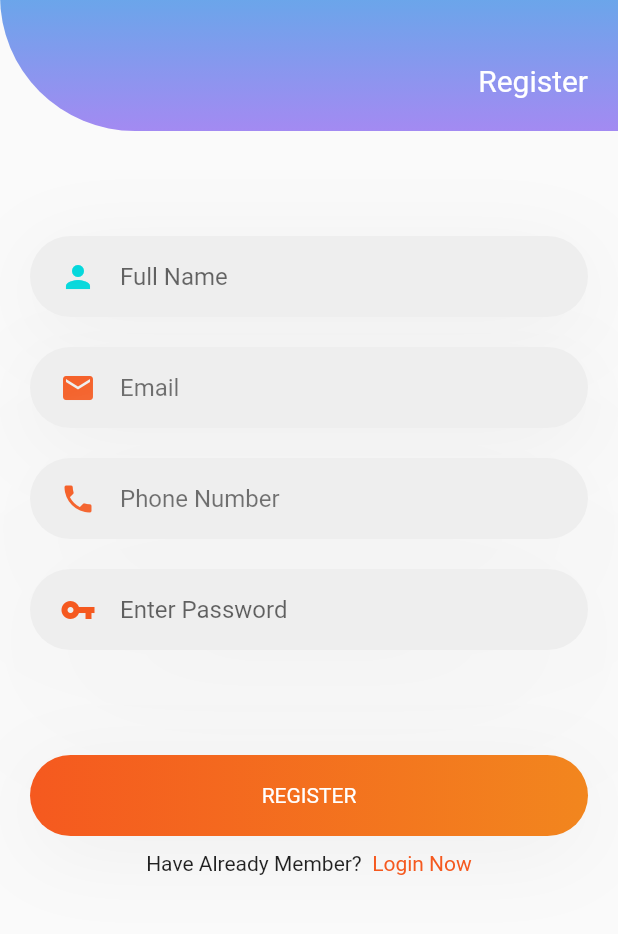
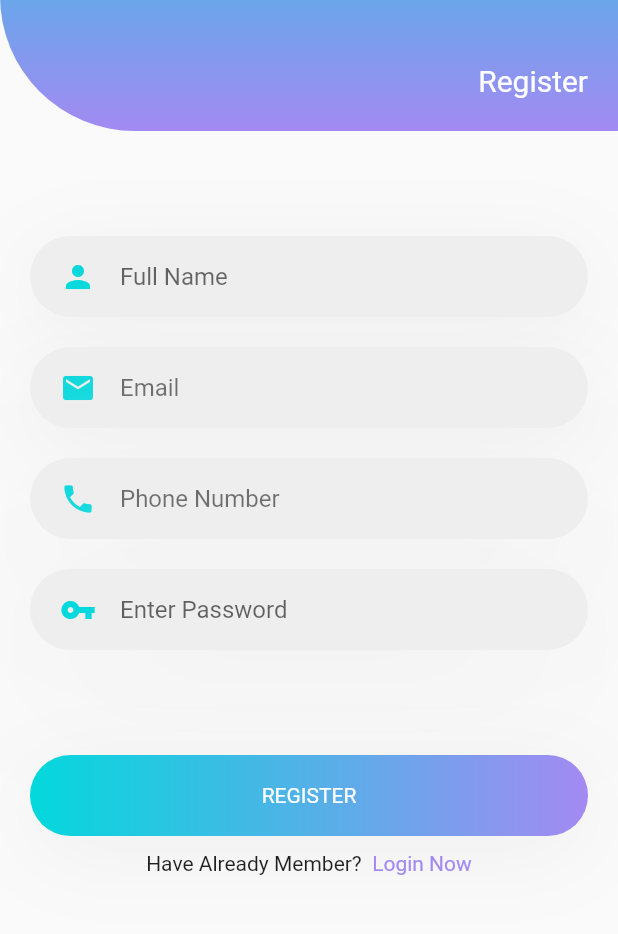
Before and after one commit to mahershmesa/I_techer, a Flutter app: the SignUpScreen screen opened directly, on a phone screen of 412 x 824 dp, the part 244-1178 px from its top. Run offline on Flutter 3.47's test engine with Material 2 defaults, Android fonts, the phone set to English and light mode, and no system bars.

Commit message:
edit color

```diff
--- a/lib/pages/signupscreen.dart
+++ b/lib/pages/signupscreen.dart
@@ -101,11 +101,11 @@ class InitState extends State<SignUpScreen> {
                     ],
                   ),
                   child: TextField(
-                    cursorColor: Color(0xffF5591F),
+                    cursorColor: Color(0xFF03d8dc),
                     decoration: InputDecoration(
                       icon: Icon(
                         Icons.email,
-                        color: Color(0xffF5591F),
+                        color: Color(0xFF03d8dc),
                       ),
                       hintText: "Email",
                       enabledBorder: InputBorder.none,
@@ -131,12 +131,12 @@ class InitState extends State<SignUpScreen> {
                     ],
                   ),
                   child: TextField(
-                    cursorColor: Color(0xffF5591F),
+                    cursorColor: Color(0xFF03d8dc),
                     decoration: InputDecoration(
-                      focusColor: Color(0xffF5591F),
+                      focusColor: Color(0xFF03d8dc),
                       icon: Icon(
                         Icons.phone,
-                        color: Color(0xffF5591F),
+                        color: Color(0xFF03d8dc),
                       ),
                       hintText: "Phone Number",
                       enabledBorder: InputBorder.none,
@@ -161,12 +161,12 @@ class InitState extends State<SignUpScreen> {
                     ],
                   ),
                   child: TextField(
-                    cursorColor: Color(0xffF5591F),
+                    cursorColor: Color(0xFF03d8dc),
                     decoration: InputDecoration(
-                      focusColor: Color(0xffF5591F),
+                      focusColor: Color(0xFF03d8dc),
                       icon: Icon(
                         Icons.vpn_key,
-                        color: Color(0xffF5591F),
+                        color: Color(0xFF03d8dc),
                       ),
                       hintText: "Enter Password",
                       enabledBorder: InputBorder.none,
@@ -185,7 +185,7 @@ class InitState extends State<SignUpScreen> {
                     padding: EdgeInsets.only(left: 20, right: 20),
                     height: 54,
                     decoration: BoxDecoration(
-                      gradient: LinearGradient(colors: [(new  Color(0xffF5591F)), new Color(0xffF2861E)],
+                      gradient: LinearGradient(colors: [(new  Color(0xFF03d8dc)), new Color(0xFFa38af2)],
                           begin: Alignment.centerLeft,
                           end: Alignment.centerRight
                       ),
@@ -217,7 +217,7 @@ class InitState extends State<SignUpScreen> {
                         child: Text(
                           "Login Now",
                           style: TextStyle(
-                              color: Color(0xffF5591F)
+                              color: Color(0xFFa38af2)
                           ),
                         ),
                         onTap: () {
```
